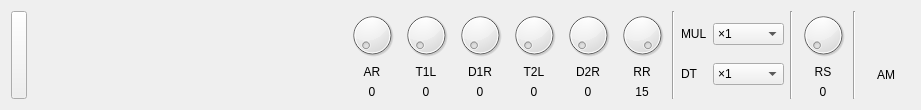
This is fmwidget/operatorwidget.ui in nirjacobson/Chromasound-Studio as Qt 5 draws it before an edit. The edited form follows.
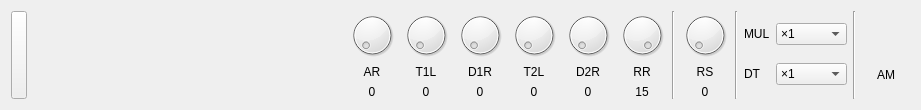
This is the edited form. Custom widgets are drawn as their Qt base class.

Commit message: FM layout

Patch:
```diff
--- a/fmwidget/operatorwidget.ui
+++ b/fmwidget/operatorwidget.ui
@@ -361,6 +361,65 @@
      </item>
     </layout>
    </item>
+   <item>
+    <widget class="Line" name="line_2">
+     <property name="orientation">
+      <enum>Qt::Vertical</enum>
+     </property>
+    </widget>
+   </item>
+   <item>
+    <layout class="QVBoxLayout" name="rsLayout">
+     <item>
+      <widget class="QDial" name="rsDial">
+       <property name="sizePolicy">
+        <sizepolicy hsizetype="Preferred" vsizetype="Preferred">
+         <horstretch>0</horstretch>
+         <verstretch>0</verstretch>
+        </sizepolicy>
+       </property>
+       <property name="maximumSize">
+        <size>
+         <width>48</width>
+         <height>48</height>
+        </size>
+       </property>
+       <property name="maximum">
+        <number>3</number>
+       </property>
+       <property name="value">
+        <number>0</number>
+       </property>
+       <property name="wrapping">
+        <bool>false</bool>
+       </property>
+       <property name="notchesVisible">
+        <bool>false</bool>
+       </property>
+      </widget>
+     </item>
+     <item>
+      <widget class="QLabel" name="rsLabel">
+       <property name="text">
+        <string>RS</string>
+       </property>
+       <property name="alignment">
+        <set>Qt::AlignCenter</set>
+       </property>
+      </widget>
+     </item>
+     <item>
+      <widget class="QLabel" name="rsValueLabel">
+       <property name="text">
+        <string>0</string>
+       </property>
+       <property name="alignment">
+        <set>Qt::AlignCenter</set>
+       </property>
+      </widget>
+     </item>
+    </layout>
+   </item>
    <item>
     <widget class="Line" name="line">
      <property name="orientation">
@@ -515,65 +574,6 @@
      </item>
     </layout>
    </item>
-   <item>
-    <widget class="Line" name="line_2">
-     <property name="orientation">
-      <enum>Qt::Vertical</enum>
-     </property>
-    </widget>
-   </item>
-   <item>
-    <layout class="QVBoxLayout" name="rsLayout">
-     <item>
-      <widget class="QDial" name="rsDial">
-       <property name="sizePolicy">
-        <sizepolicy hsizetype="Preferred" vsizetype="Preferred">
-         <horstretch>0</horstretch>
-         <verstretch>0</verstretch>
-        </sizepolicy>
-       </property>
-       <property name="maximumSize">
-        <size>
-         <width>48</width>
-         <height>48</height>
-        </size>
-       </property>
-       <property name="maximum">
-        <number>3</number>
-       </property>
-       <property name="value">
-        <number>0</number>
-       </property>
-       <property name="wrapping">
-        <bool>false</bool>
-       </property>
-       <property name="notchesVisible">
-        <bool>false</bool>
-       </property>
-      </widget>
-     </item>
-     <item>
-      <widget class="QLabel" name="rsLabel">
-       <property name="text">
-        <string>RS</string>
-       </property>
-       <property name="alignment">
-        <set>Qt::AlignCenter</set>
-       </property>
-      </widget>
-     </item>
-     <item>
-      <widget class="QLabel" name="rsValueLabel">
-       <property name="text">
-        <string>0</string>
-       </property>
-       <property name="alignment">
-        <set>Qt::AlignCenter</set>
-       </property>
-      </widget>
-     </item>
-    </layout>
-   </item>
    <item>
     <widget class="Line" name="line_3">
      <property name="orientation">
```
